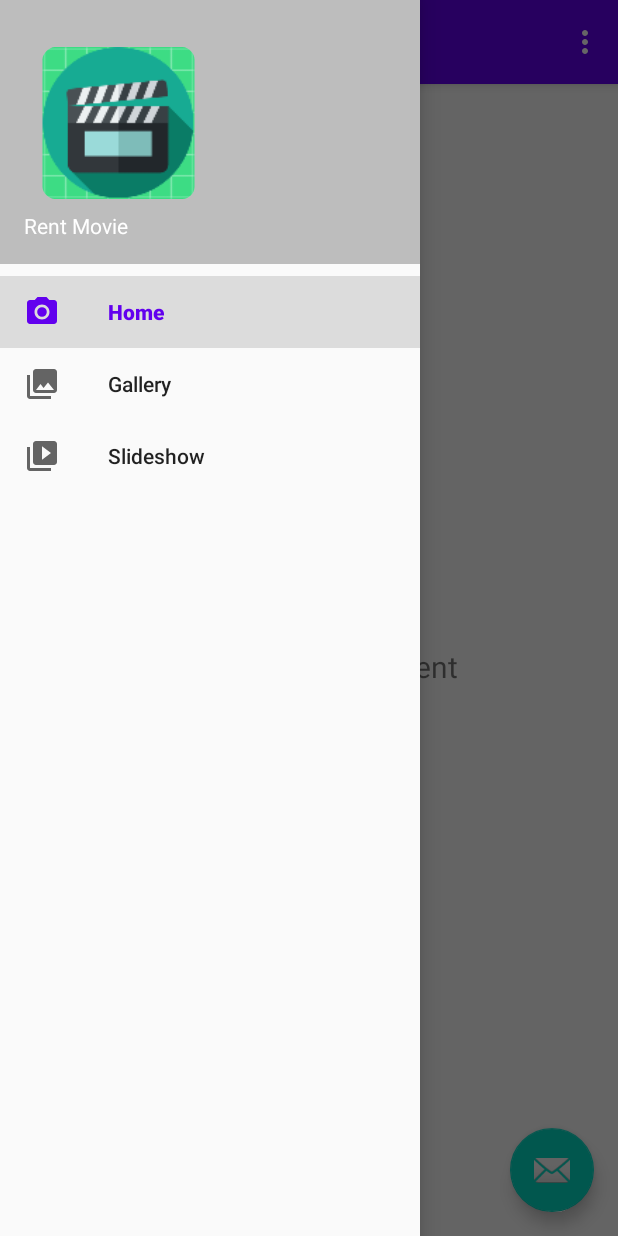
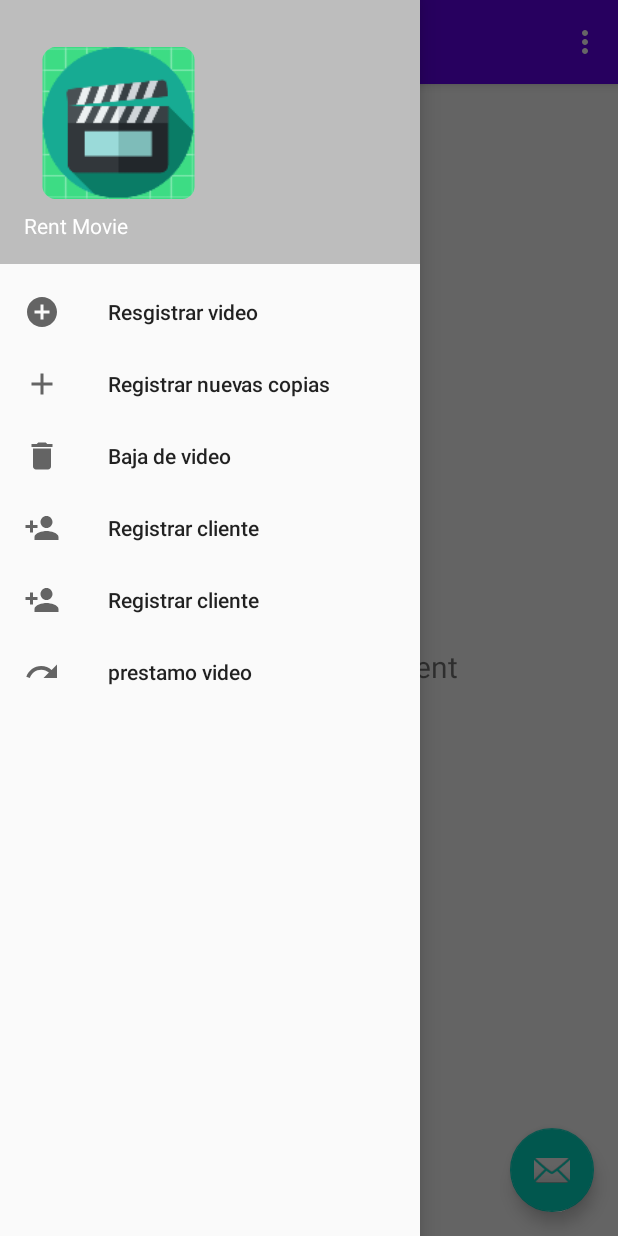
Before and after one commit to Lizvani1202/Peliculas, an Android app: the screen it shows after launch (MainActivity), with the side drawer open, on a phone screen of 412 x 824 dp. Run offline under Robolectric (Android 15) with nearby library versions, the phone set to English and light mode, and no system bars; our stand-ins replace navigation-ui.

Commit message:
Designing

```diff
--- a/app/src/main/java/com/example/proyectopeliculas/MainActivity.java
+++ b/app/src/main/java/com/example/proyectopeliculas/MainActivity.java
@@ -36,8 +36,6 @@ public class MainActivity extends AppCompatActivity {
         });
         DrawerLayout drawer = findViewById(R.id.drawer_layout);
         NavigationView navigationView = findViewById(R.id.nav_view);
-        // Passing each menu ID as a set of Ids because each
-        // menu should be considered as top level destinations.
         mAppBarConfiguration = new AppBarConfiguration.Builder(
                 R.id.nav_home, R.id.nav_gallery, R.id.nav_slideshow)
                 .setDrawerLayout(drawer)
--- /dev/null
+++ b/app/src/main/res/drawable/ic_add_black_24dp.xml
@@ -0,0 +1,9 @@
+<vector xmlns:android="http://schemas.android.com/apk/res/android"
+        android:width="24dp"
+        android:height="24dp"
+        android:viewportWidth="24.0"
+        android:viewportHeight="24.0">
+    <path
+        android:fillColor="#FF000000"
+        android:pathData="M19,13h-6v6h-2v-6H5v-2h6V5h2v6h6v2z"/>
+</vector>
--- /dev/null
+++ b/app/src/main/res/drawable/ic_add_circle_black_24dp.xml
@@ -0,0 +1,9 @@
+<vector xmlns:android="http://schemas.android.com/apk/res/android"
+        android:width="24dp"
+        android:height="24dp"
+        android:viewportWidth="24.0"
+        android:viewportHeight="24.0">
+    <path
+        android:fillColor="#FF000000"
+        android:pathData="M12,2C6.48,2 2,6.48 2,12s4.48,10 10,10 10,-4.48 10,-10S17.52,2 12,2zM17,13h-4v4h-2v-4L7,13v-2h4L11,7h2v4h4v2z"/>
+</vector>
--- /dev/null
+++ b/app/src/main/res/drawable/ic_delete_black_24dp.xml
@@ -0,0 +1,9 @@
+<vector xmlns:android="http://schemas.android.com/apk/res/android"
+        android:width="24dp"
+        android:height="24dp"
+        android:viewportWidth="24.0"
+        android:viewportHeight="24.0">
+    <path
+        android:fillColor="#FF000000"
+        android:pathData="M6,19c0,1.1 0.9,2 2,2h8c1.1,0 2,-0.9 2,-2V7H6v12zM19,4h-3.5l-1,-1h-5l-1,1H5v2h14V4z"/>
+</vector>
--- /dev/null
+++ b/app/src/main/res/drawable/ic_person_add_black_24dp.xml
@@ -0,0 +1,9 @@
+<vector xmlns:android="http://schemas.android.com/apk/res/android"
+        android:width="24dp"
+        android:height="24dp"
+        android:viewportWidth="24.0"
+        android:viewportHeight="24.0">
+    <path
+        android:fillColor="#FF000000"
+        android:pathData="M15,12c2.21,0 4,-1.79 4,-4s-1.79,-4 -4,-4 -4,1.79 -4,4 1.79,4 4,4zM6,10L6,7L4,7v3L1,10v2h3v3h2v-3h3v-2L6,10zM15,14c-2.67,0 -8,1.34 -8,4v2h16v-2c0,-2.66 -5.33,-4 -8,-4z"/>
+</vector>
--- /dev/null
+++ b/app/src/main/res/drawable/ic_redo_black_24dp.xml
@@ -0,0 +1,9 @@
+<vector xmlns:android="http://schemas.android.com/apk/res/android"
+        android:width="24dp"
+        android:height="24dp"
+        android:viewportWidth="24.0"
+        android:viewportHeight="24.0">
+    <path
+        android:fillColor="#FF000000"
+        android:pathData="M18.4,10.6C16.55,8.99 14.15,8 11.5,8c-4.65,0 -8.58,3.03 -9.96,7.22L3.9,16c1.05,-3.19 4.05,-5.5 7.6,-5.5 1.95,0 3.73,0.72 5.12,1.88L13,16h9V7l-3.6,3.6z"/>
+</vector>
--- a/app/src/main/res/layout/fragment_gallery.xml
+++ b/app/src/main/res/layout/fragment_gallery.xml
@@ -18,5 +18,6 @@
         app:layout_constraintBottom_toBottomOf="parent"
         app:layout_constraintEnd_toEndOf="parent"
         app:layout_constraintStart_toStartOf="parent"
-        app:layout_constraintTop_toTopOf="parent" />
+        app:layout_constraintTop_toTopOf="parent"
+        android:gravity="center_horizontal" />
 </androidx.constraintlayout.widget.ConstraintLayout>
--- a/app/src/main/res/layout/fragment_home.xml
+++ b/app/src/main/res/layout/fragment_home.xml
@@ -18,5 +18,6 @@
         app:layout_constraintBottom_toBottomOf="parent"
         app:layout_constraintEnd_toEndOf="parent"
         app:layout_constraintStart_toStartOf="parent"
-        app:layout_constraintTop_toTopOf="parent" />
+        app:layout_constraintTop_toTopOf="parent"
+        android:gravity="center_horizontal" />
 </androidx.constraintlayout.widget.ConstraintLayout>
--- a/app/src/main/res/layout/fragment_slideshow.xml
+++ b/app/src/main/res/layout/fragment_slideshow.xml
@@ -18,5 +18,6 @@
         app:layout_constraintBottom_toBottomOf="parent"
         app:layout_constraintEnd_toEndOf="parent"
         app:layout_constraintStart_toStartOf="parent"
-        app:layout_constraintTop_toTopOf="parent" />
+        app:layout_constraintTop_toTopOf="parent"
+        android:gravity="center_horizontal" />
 </androidx.constraintlayout.widget.ConstraintLayout>
--- a/app/src/main/res/menu/activity_main_drawer.xml
+++ b/app/src/main/res/menu/activity_main_drawer.xml
@@ -4,17 +4,33 @@
     tools:showIn="navigation_view">
 
     <group android:checkableBehavior="single">
+
         <item
-            android:id="@+id/nav_home"
-            android:icon="@drawable/ic_menu_camera"
-            android:title="@string/menu_home" />
+            android:id="@+id/nav_register_video"
+            android:icon="@drawable/ic_add_circle_black_24dp"
+            android:title="Resgistrar video" />
         <item
-            android:id="@+id/nav_gallery"
-            android:icon="@drawable/ic_menu_gallery"
-            android:title="@string/menu_gallery" />
+            android:id="@+id/nav_register_new_copies"
+            android:icon="@drawable/ic_add_black_24dp"
+            android:title="Registrar nuevas copias" />
         <item
             android:id="@+id/nav_slideshow"
-            android:icon="@drawable/ic_menu_slideshow"
-            android:title="@string/menu_slideshow" />
+            android:icon="@drawable/ic_delete_black_24dp"
+            android:title="Baja de video" />
+        <item
+            android:id="@+id/nav_register_client"
+            android:icon="@drawable/ic_person_add_black_24dp"
+            android:title="Registrar cliente"
+            />
+        <item
+            android:id="@+id/nav_edit_client"
+            android:icon="@drawable/ic_person_add_black_24dp"
+            android:title="Registrar cliente"
+            />
+        <item
+            android:id="@+id/nav_video_lend"
+            android:icon="@drawable/ic_redo_black_24dp"
+            android:title="prestamo video"
+            />
     </group>
 </menu>
```
